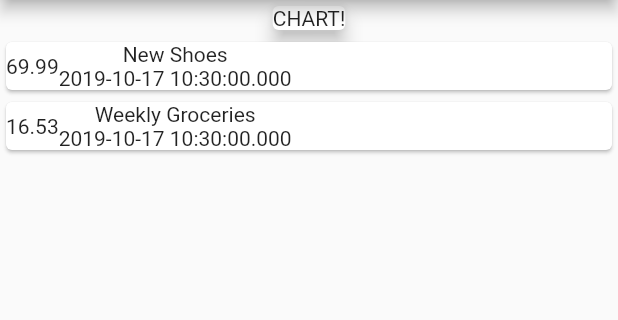
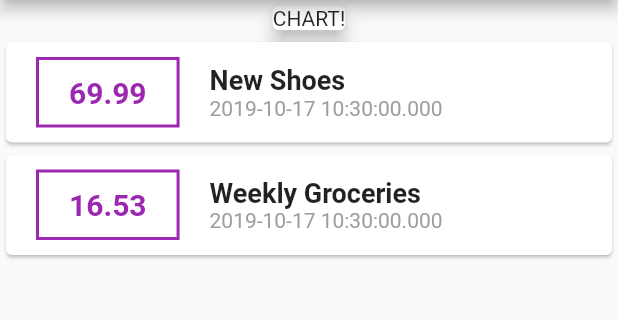
Before and after one commit to makiintoch/personal-expenses, a Flutter app: the screen it shows after launch, on a phone screen of 412 x 824 dp, the part 84-404 px from its top. Run offline on Flutter 3.47's test engine with Material 2 defaults, Android fonts, the phone set to English and light mode, and no system bars.

Commit message:
add style

```diff
--- a/lib/main.dart
+++ b/lib/main.dart
@@ -51,12 +51,45 @@ class MyHomePage extends StatelessWidget {
                   child: Row(
                 children: <Widget>[
                   Container(
-                    child: Text(transaction.amount.toString()),
+                    margin: EdgeInsets.symmetric(
+                      vertical: 10,
+                      horizontal: 20,
+                    ),
+                    decoration: BoxDecoration(
+                      border: Border.all(
+                        color: Colors.purple,
+                        width: 2,
+                      ),
+                    ),
+                    padding: EdgeInsets.symmetric(
+                      vertical: 10,
+                      horizontal: 20,
+                    ),
+                    child: Text(
+                      transaction.amount.toString(),
+                      style: TextStyle(
+                        fontWeight: FontWeight.bold,
+                        fontSize: 20,
+                        color: Colors.purple,
+                      ),
+                    ),
                   ),
                   Column(
+                    crossAxisAlignment: CrossAxisAlignment.start,
                     children: <Widget>[
-                      Text(transaction.title),
-                      Text(transaction.date.toString()),
+                      Text(
+                        transaction.title,
+                        style: TextStyle(
+                          fontSize: 18,
+                          fontWeight: FontWeight.bold,
+                        ),
+                      ),
+                      Text(
+                        transaction.date.toString(),
+                        style: TextStyle(
+                          color: Colors.grey,
+                        ),
+                      ),
                     ],
                   )
                 ],
```
